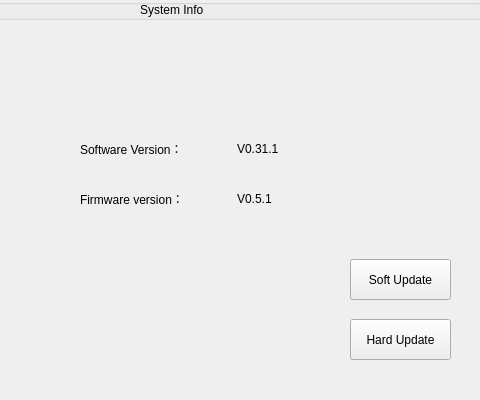
Before: the Qt Designer form setwindow.ui in SnakStar/QT-200, drawn with Qt 5; both pictures show x 320 to 800 and y 0 to 400 of the 800 by 400 pixel window.
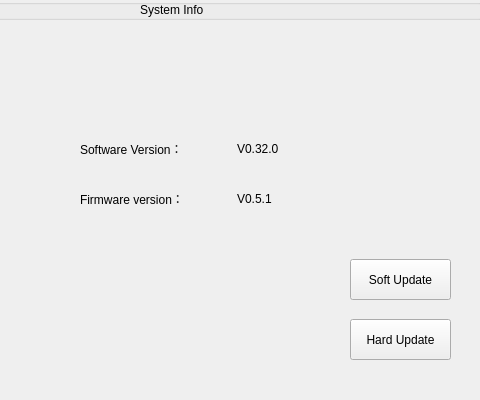
After: the same form once the commit is applied. The open tabs and pages were chosen to show the change. Icons and pictures are not drawn.

```diff
--- a/setwindow.ui
+++ b/setwindow.ui
@@ -725,7 +725,7 @@
       </rect>
      </property>
      <property name="text">
-      <string>V0.31.1</string>
+      <string>V0.32.0</string>
      </property>
     </widget>
     <widget class="QLabel" name="lbHardNum">
```
